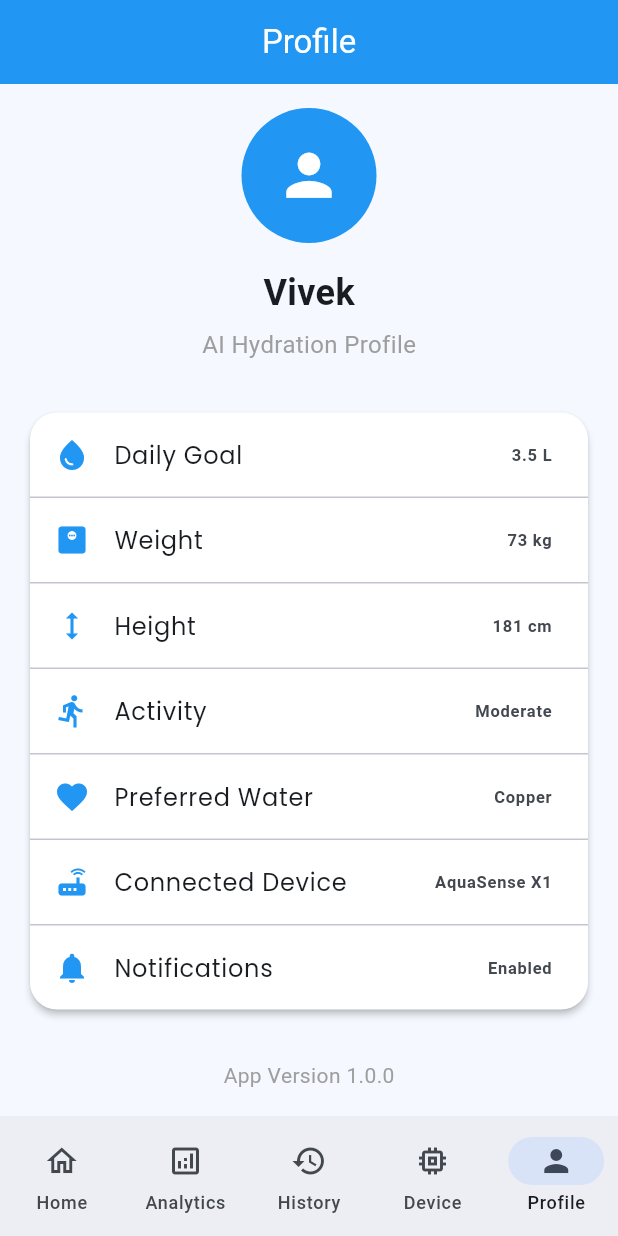
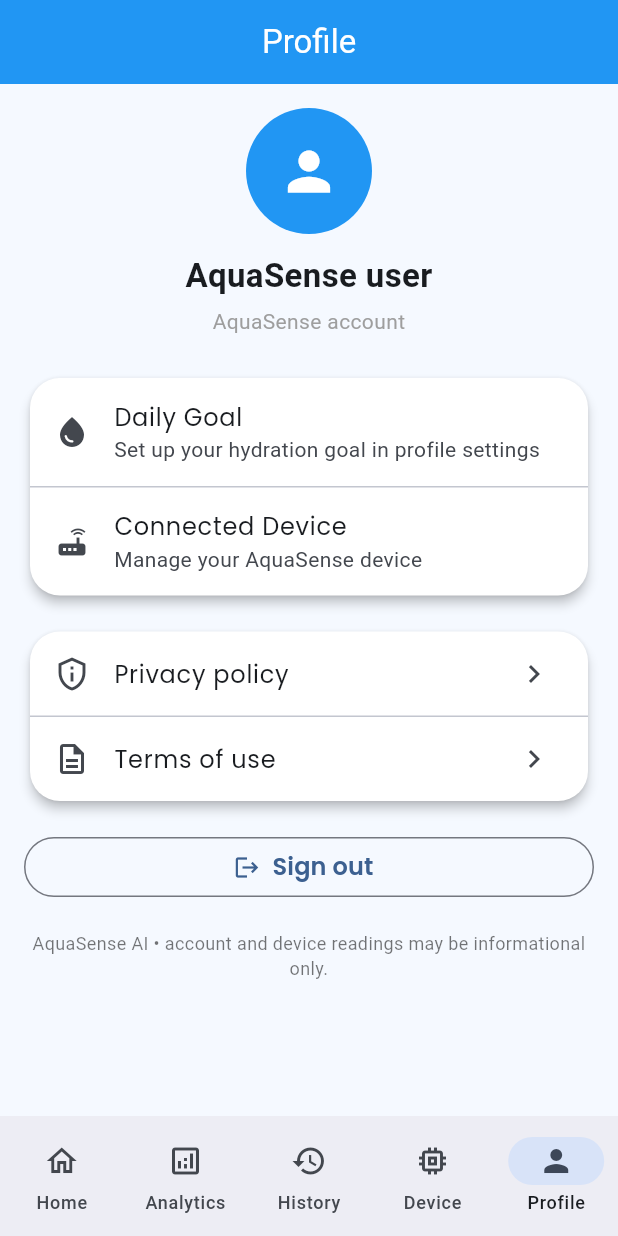
Before and after one commit to vivek6361/AquaSense-AI, a Flutter app: the NavigationScreen screen opened directly, item 5 of the bottom bar chosen, on a phone screen of 412 x 824 dp. Run offline on Flutter 3.47's test engine with Material 3 defaults, Android fonts, the phone set to English and light mode, and no system bars; our stand-ins replace flutter_secure_storage, google_fonts, percent_indicator; accounts and stored records are empty.

Commit message:
Add v11 account onboarding and readiness foundation

```diff
--- /dev/null
+++ b/lib/features/auth/auth_screen.dart
@@ -0,0 +1,50 @@
+import 'package:flutter/material.dart';
+import '../../services/aqua_api.dart';
+import '../legal/legal_screen.dart';
+import '../navigation/navigation_screen.dart';
+
+class AuthScreen extends StatefulWidget {
+ const AuthScreen({super.key});
+ @override State<AuthScreen> createState()=>_AuthScreenState();
+}
+class _AuthScreenState extends State<AuthScreen> {
+ final form=GlobalKey<FormState>();
+ final name=TextEditingController(),email=TextEditingController(),password=TextEditingController();
+ bool register=false,busy=false,obscure=true;
+ String? error;
+ @override void dispose(){name.dispose();email.dispose();password.dispose();super.dispose();}
+ String? checkEmail(String? v)=>v!=null && RegExp(r'^[^\s@]+@[^\s@]+\.[^\s@]+$').hasMatch(v.trim())?null:'Enter a valid email.';
+ String? checkPassword(String? v){if(v==null||v.isEmpty)return'Enter your password.';if(register&&v.length<8)return'Use at least 8 characters.';if(v.length>72)return'Password is too long.';return null;}
+ Future<void> submit() async {
+  if(!form.currentState!.validate())return;
+  setState(() { busy = true; error = null; });
+  try{
+   if(register) await AquaApi.instance.register(name.text.trim(),email.text.trim(),password.text);
+   final result=await AquaApi.instance.login(email.text.trim(),password.text);
+   if(!mounted)return;
+   final user=result['user'] as Map<String,dynamic>? ?? {};
+   Navigator.pushReplacement(context,MaterialPageRoute(builder:(_)=>NavigationScreen(userName:user['name'] as String? ?? 'AquaSense user')));
+  } on AquaApiException catch(e){if(mounted)setState(()=>error=e.message);}
+    catch(_){if(mounted)setState(()=>error='Something went wrong. Please try again.');}
+  finally{if(mounted)setState(()=>busy=false);}
+ }
+ @override Widget build(BuildContext context)=>Scaffold(body:SafeArea(child:Center(child:ConstrainedBox(
+  constraints:const BoxConstraints(maxWidth:480),child:SingleChildScrollView(padding:const EdgeInsets.all(24),child:Form(key:form,child:Column(crossAxisAlignment:CrossAxisAlignment.stretch,children:[
+   const Icon(Icons.water_drop,color:Colors.blue,size:64),const SizedBox(height:12),
+   Text(register?'Create your account':'Welcome to AquaSense',textAlign:TextAlign.center,style:Theme.of(context).textTheme.headlineSmall),
+   const SizedBox(height:24),
+   if(error!=null) Container(padding:const EdgeInsets.all(12),color:Colors.red.shade50,child:Semantics(liveRegion:true,child:Text(error!,style:TextStyle(color:Colors.red.shade900)))),
+   if(register) ...[TextFormField(controller:name,decoration:const InputDecoration(labelText:'Name',border:OutlineInputBorder()),validator:(v)=>v==null||v.trim().isEmpty?'Enter your name.':null),const SizedBox(height:12)],
+   TextFormField(controller:email,keyboardType:TextInputType.emailAddress,decoration:const InputDecoration(labelText:'Email',border:OutlineInputBorder()),validator:checkEmail),
+   const SizedBox(height:12),
+   TextFormField(controller:password,obscureText:obscure,decoration:InputDecoration(labelText:'Password',border:const OutlineInputBorder(),suffixIcon:IconButton(onPressed:()=>setState(()=>obscure=!obscure),icon:Icon(obscure?Icons.visibility:Icons.visibility_off))),validator:checkPassword),
+   const SizedBox(height:18),
+   FilledButton(onPressed:busy?null:submit,child:busy?const SizedBox(height:20,width:20,child:CircularProgressIndicator(strokeWidth:2)):Text(register?'Create account':'Sign in')),
+   TextButton(onPressed:busy?null:()=>setState(() { register = !register; error = null; }),child:Text(register?'Already registered? Sign in':'Create an account')),
+   Wrap(alignment:WrapAlignment.center,children:[
+    TextButton(onPressed:()=>Navigator.push(context,MaterialPageRoute(builder:(_)=>const LegalScreen(page:LegalPage.privacy))),child:const Text('Privacy policy')),
+    TextButton(onPressed:()=>Navigator.push(context,MaterialPageRoute(builder:(_)=>const LegalScreen(page:LegalPage.terms))),child:const Text('Terms')),
+   ]),
+   const Text('Password reset and email verification need an email delivery provider before they can be enabled.',textAlign:TextAlign.center,style:TextStyle(fontSize:12,color:Colors.black54)),
+  ]))))));
+}
--- /dev/null
+++ b/lib/features/legal/legal_screen.dart
@@ -0,0 +1,16 @@
+import 'package:flutter/material.dart';
+enum LegalPage{privacy,terms}
+class LegalScreen extends StatelessWidget {
+ const LegalScreen({super.key,required this.page});final LegalPage page;
+ @override Widget build(BuildContext context){final privacy=page==LegalPage.privacy;return Scaffold(
+  appBar:AppBar(title:Text(privacy?'Privacy policy':'Terms of use')),
+  body:ListView(padding:const EdgeInsets.all(20),children:[
+   Container(color:Colors.amber.shade100,padding:const EdgeInsets.all(12),child:const Text('DRAFT — product owner review and approved final wording are required before public release.')),
+   const SizedBox(height:16),Text(privacy?'Privacy policy':'Terms of use',style:Theme.of(context).textTheme.headlineSmall),
+   const SizedBox(height:12),Text(privacy
+    ?'AquaSense may process account details and information associated with app use, including device status and water or hydration records. This draft does not yet define final purposes, retention periods, service providers, or contact details. Do not rely on it as the production privacy notice.'
+    :'Use AquaSense only with devices and services you are authorized to access. Readings and recommendations are informational; they do not certify that water is safe to drink or provide medical advice. Final warranty, governing law, support contact, and liability terms still need approval.'),
+   const SizedBox(height:18),const Text('Before release, specify collected data, purposes, retention and deletion rules, processors, user rights, contact details, governing law, and effective date.')
+  ]));
+ }
+}
--- a/lib/features/navigation/navigation_screen.dart
+++ b/lib/features/navigation/navigation_screen.dart
@@ -1,78 +1,35 @@
 import 'package:flutter/material.dart';
-
+import '../../services/aqua_api.dart';
 import '../analytics/analytics_screen.dart';
+import '../auth/auth_screen.dart';
+import '../device/device_screen.dart';
 import '../history/history_screen.dart';
 import '../home/home_screen.dart';
 import '../profile/profile_screen.dart';
-import '../device/device_screen.dart';
 
 class NavigationScreen extends StatefulWidget {
-  const NavigationScreen({super.key});
-
-  @override
-  State<NavigationScreen> createState() => _NavigationScreenState();
+ const NavigationScreen({super.key,this.userName='AquaSense user'});
+ final String userName;
+ @override State<NavigationScreen> createState()=>_NavigationScreenState();
 }
-
 class _NavigationScreenState extends State<NavigationScreen> {
-
-  int currentIndex = 0;
-
-  final List<Widget> screens = const [
-   HomeScreen(),
-   AnalyticsScreen(),
-   HistoryScreen(),
-   DeviceScreen(),
-   ProfileScreen(),
-  ];
-
-  @override
-  Widget build(BuildContext context) {
-    return Scaffold(
-
-      body: screens[currentIndex],
-
-      bottomNavigationBar: NavigationBar(
-        selectedIndex: currentIndex,
-
-        onDestinationSelected: (index) {
-          setState(() {
-            currentIndex = index;
-          });
-        },
-
-        destinations: const [
-
-          NavigationDestination(
-            icon: Icon(Icons.home_outlined),
-            selectedIcon: Icon(Icons.home),
-            label: "Home",
-          ),
-
-          NavigationDestination(
-            icon: Icon(Icons.analytics_outlined),
-            selectedIcon: Icon(Icons.analytics),
-            label: "Analytics",
-          ),
-
-          NavigationDestination(
-            icon: Icon(Icons.history_outlined),
-            selectedIcon: Icon(Icons.history),
-            label: "History",
-          ),
-
-          NavigationDestination(
-            icon: Icon(Icons.memory_outlined),
-            selectedIcon: Icon(Icons.memory),
-            label: "Device",
-          ),
-
-          NavigationDestination(
-            icon: Icon(Icons.person_outline),
-            selectedIcon: Icon(Icons.person),
-            label: "Profile",
-          ),
-        ],
-      ),
-    );
-  }
+ int currentIndex=0;
+ Future<void> signOut() async {
+  await AquaApi.instance.signOut();
+  if(!mounted)return;
+  Navigator.of(context).pushAndRemoveUntil(MaterialPageRoute(builder:(_)=>const AuthScreen()),(_)=>false);
+ }
+ @override Widget build(BuildContext context) {
+  final screens=<Widget>[const HomeScreen(),const AnalyticsScreen(),const HistoryScreen(),const DeviceScreen(),
+   ProfileScreen(userName:widget.userName,onSignOut:signOut)];
+  return Scaffold(body:screens[currentIndex],bottomNavigationBar:NavigationBar(
+   selectedIndex:currentIndex,onDestinationSelected:(i)=>setState(()=>currentIndex=i),
+   destinations:const [
+    NavigationDestination(icon:Icon(Icons.home_outlined),selectedIcon:Icon(Icons.home),label:'Home'),
+    NavigationDestination(icon:Icon(Icons.analytics_outlined),selectedIcon:Icon(Icons.analytics),label:'Analytics'),
+    NavigationDestination(icon:Icon(Icons.history_outlined),selectedIcon:Icon(Icons.history),label:'History'),
+    NavigationDestination(icon:Icon(Icons.memory_outlined),selectedIcon:Icon(Icons.memory),label:'Device'),
+    NavigationDestination(icon:Icon(Icons.person_outline),selectedIcon:Icon(Icons.person),label:'Profile'),
+   ]));
+ }
 }
--- a/lib/features/profile/profile_screen.dart
+++ b/lib/features/profile/profile_screen.dart
@@ -1,136 +1,31 @@
 import 'package:flutter/material.dart';
-
-import '../../widgets/cards/profile_item.dart';
+import '../legal/legal_screen.dart';
 
 class ProfileScreen extends StatelessWidget {
-  const ProfileScreen({super.key});
-
-  @override
-  Widget build(BuildContext context) {
-    return Scaffold(
-      backgroundColor: const Color(0xffF5F9FF),
-
-      appBar: AppBar(
-        title: const Text("Profile"),
-        centerTitle: true,
-        backgroundColor: Colors.blue,
-        foregroundColor: Colors.white,
-      ),
-
-      body: SingleChildScrollView(
-        padding: const EdgeInsets.all(16),
-
-        child: Column(
-          children: [
-
-            const CircleAvatar(
-              radius: 45,
-              backgroundColor: Colors.blue,
-              child: Icon(
-                Icons.person,
-                color: Colors.white,
-                size: 45,
-              ),
-            ),
-
-            const SizedBox(height: 16),
-
-            const Text(
-              "Vivek",
-              style: TextStyle(
-                fontSize: 24,
-                fontWeight: FontWeight.bold,
-              ),
-            ),
-
-            const SizedBox(height: 6),
-
-            const Text(
-              "AI Hydration Profile",
-              style: TextStyle(
-                color: Colors.grey,
-                fontSize: 16,
-              ),
-            ),
-
-            const SizedBox(height: 30),
-
-            Card(
-              elevation: 2,
-              shape: RoundedRectangleBorder(
-                borderRadius: BorderRadius.circular(18),
-              ),
-              child: const Column(
-                children: [
-
-                  ProfileItem(
-                    icon: Icons.water_drop,
-                    title: "Daily Goal",
-                    value: "3.5 L",
-                  ),
-
-                  Divider(height: 1),
-
-                  ProfileItem(
-                    icon: Icons.monitor_weight,
-                    title: "Weight",
-                    value: "73 kg",
-                  ),
-
-                  Divider(height: 1),
-
-                  ProfileItem(
-                    icon: Icons.height,
-                    title: "Height",
-                    value: "181 cm",
-                  ),
-
-                  Divider(height: 1),
-
-                  ProfileItem(
-                    icon: Icons.directions_run,
-                    title: "Activity",
-                    value: "Moderate",
-                  ),
-
-                  Divider(height: 1),
-
-                  ProfileItem(
-                    icon: Icons.favorite,
-                    title: "Preferred Water",
-                    value: "Copper",
-                  ),
-
-                  Divider(height: 1),
-
-                  ProfileItem(
-                    icon: Icons.router,
-                    title: "Connected Device",
-                    value: "AquaSense X1",
-                  ),
-
-                  Divider(height: 1),
-
-                  ProfileItem(
-                    icon: Icons.notifications,
-                    title: "Notifications",
-                    value: "Enabled",
-                  ),
-                ],
-              ),
-            ),
-
-            const SizedBox(height: 30),
-
-            const Text(
-              "App Version 1.0.0",
-              style: TextStyle(
-                color: Colors.grey,
-              ),
-            ),
-          ],
-        ),
-      ),
-    );
-  }
+ const ProfileScreen({super.key,required this.userName,required this.onSignOut});
+ final String userName;
+ final VoidCallback onSignOut;
+ @override Widget build(BuildContext context)=>Scaffold(
+  backgroundColor:const Color(0xffF5F9FF),
+  appBar:AppBar(title:const Text('Profile'),centerTitle:true,backgroundColor:Colors.blue,foregroundColor:Colors.white),
+  body:ListView(padding:const EdgeInsets.all(16),children:[
+   const CircleAvatar(radius:42,backgroundColor:Colors.blue,child:Icon(Icons.person,color:Colors.white,size:42)),
+   const SizedBox(height:12),Text(userName,textAlign:TextAlign.center,style:const TextStyle(fontSize:22,fontWeight:FontWeight.bold)),
+   const SizedBox(height:5),const Text('AquaSense account',textAlign:TextAlign.center,style:TextStyle(color:Colors.grey)),
+   const SizedBox(height:24),
+   Card(child:Column(children:const [
+    ListTile(leading:Icon(Icons.water_drop),title:Text('Daily Goal'),subtitle:Text('Set up your hydration goal in profile settings')),
+    Divider(height:1),ListTile(leading:Icon(Icons.router),title:Text('Connected Device'),subtitle:Text('Manage your AquaSense device')),
+   ])),
+   const SizedBox(height:16),
+   Card(child:Column(children:[
+    ListTile(leading:const Icon(Icons.privacy_tip_outlined),title:const Text('Privacy policy'),trailing:const Icon(Icons.chevron_right),onTap:()=>Navigator.push(context,MaterialPageRoute(builder:(_)=>const LegalScreen(page:LegalPage.privacy)))),
+    const Divider(height:1),
+    ListTile(leading:const Icon(Icons.description_outlined),title:const Text('Terms of use'),trailing:const Icon(Icons.chevron_right),onTap:()=>Navigator.push(context,MaterialPageRoute(builder:(_)=>const LegalScreen(page:LegalPage.terms)))),
+   ])),
+   const SizedBox(height:16),
+   OutlinedButton.icon(onPressed:onSignOut,icon:const Icon(Icons.logout),label:const Text('Sign out')),
+   const SizedBox(height:18),
+   const Text('AquaSense AI • account and device readings may be informational only.',textAlign:TextAlign.center,style:TextStyle(color:Colors.black54,fontSize:12)),
+  ]));
 }
```
Also changed, not shown: lib/app.dart (+7 -14 lines), lib/features/auth/startup_gate.dart (added, +23 -0 lines), lib/features/onboarding/onboarding_screen.dart (added, +22 -0 lines), lib/presentation/splash/splash_screen.dart (+10 -75 lines), lib/services/aqua_api.dart (added, +74 -0 lines), pubspec.yaml (+3 -68 lines), 2 other files.
